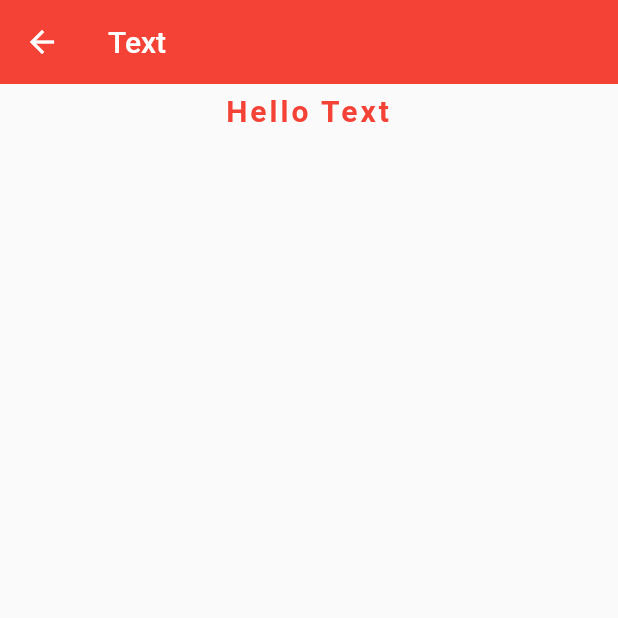
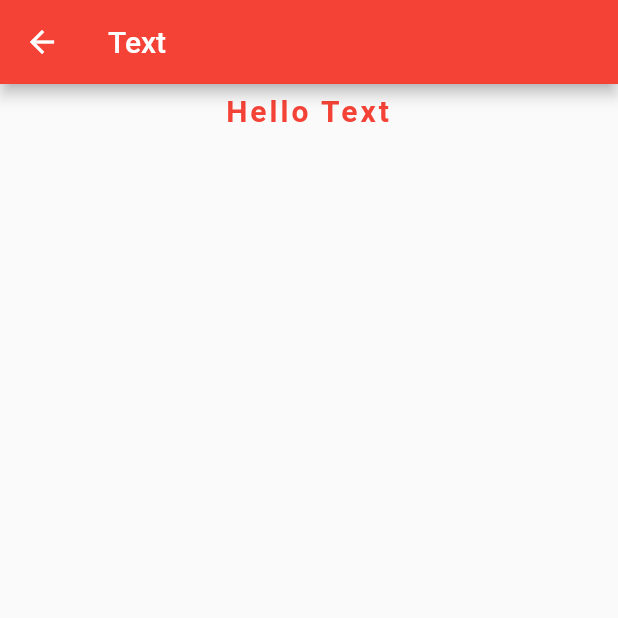
Before and after one commit to PravinPTb18/thinkbridge_training, a Flutter app: the screen it shows after launch, after a tap on "Text", on a phone screen of 412 x 824 dp, the top half of it. Run offline on Flutter 3.47's test engine with Material 2 defaults, Android fonts, the phone set to English and light mode, and no system bars.

```diff
--- a/lib/Screens/detail_example.dart
+++ b/lib/Screens/detail_example.dart
@@ -18,7 +18,7 @@ class _DetailExampleState extends State<DetailExample> {
     return Scaffold(
       appBar: AppBar(
         title: Text(widget.type!),
-        elevation: 0.0,
+        // elevation: 0.0,
       ),
       body: SizedBox(
           height: MediaQuery.of(context).size.height,
```
